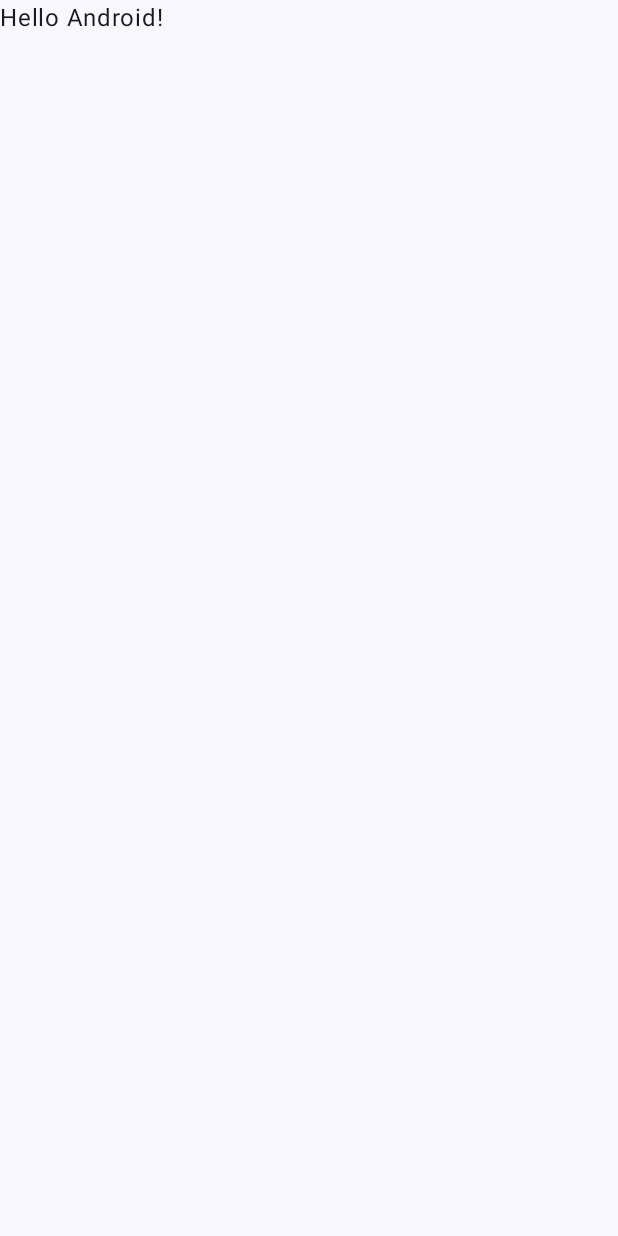
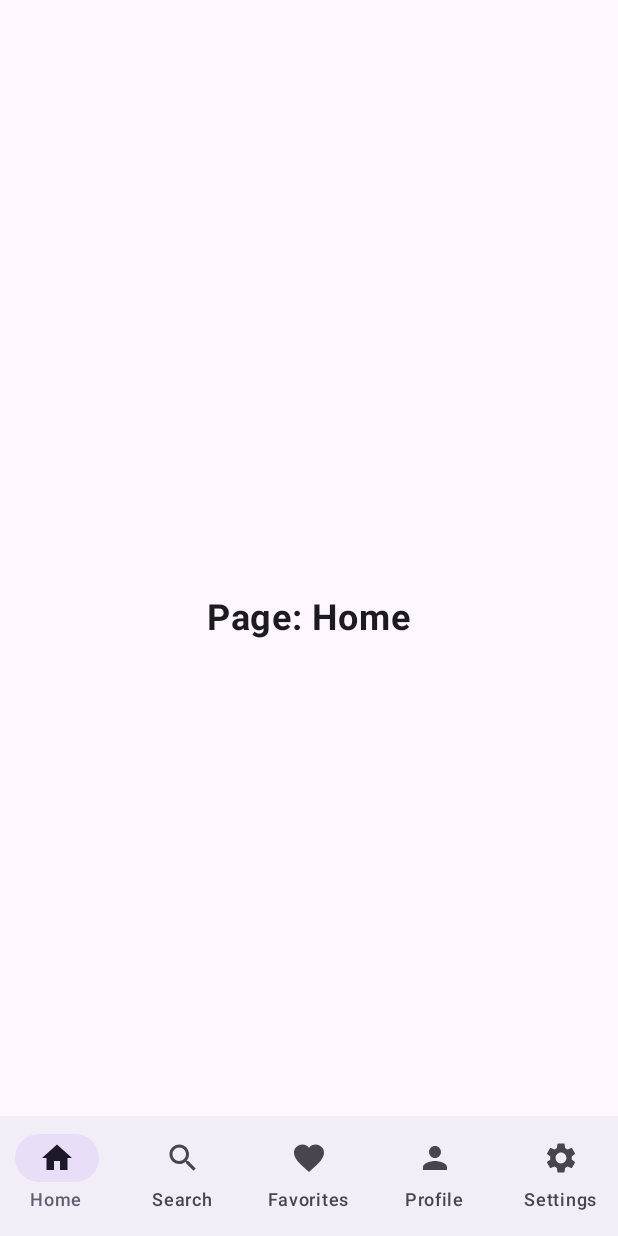
Before and after one commit to jimy0405111/pogoclone, an Android app built with Jetpack Compose: the screen it shows after launch (MainActivity), on a phone screen of 412 x 824 dp. Before the commit the screen is almost empty. Run offline under Robolectric (Android 15) with nearby library versions, the phone set to English and light mode, and no system bars.

Commit message:
home page

```diff
--- a/app/build.gradle.kts
+++ b/app/build.gradle.kts
@@ -6,7 +6,7 @@ plugins {
 
 android {
     namespace = "com.example.pogoclone"
-    compileSdk = 34
+    compileSdk = 35
 
     defaultConfig {
         applicationId = "com.example.pogoclone"
--- a/app/src/main/java/com/example/pogoclone/MainActivity.kt
+++ b/app/src/main/java/com/example/pogoclone/MainActivity.kt
@@ -1,47 +1,79 @@
 package com.example.pogoclone
+
 
 import android.os.Bundle
 import androidx.activity.ComponentActivity
 import androidx.activity.compose.setContent
-import androidx.activity.enableEdgeToEdge
+import androidx.compose.foundation.layout.Box
 import androidx.compose.foundation.layout.fillMaxSize
-import androidx.compose.foundation.layout.padding
-import androidx.compose.material3.Scaffold
-import androidx.compose.material3.Text
+import androidx.compose.material3.*
 import androidx.compose.runtime.Composable
+import androidx.compose.runtime.remember
+import androidx.compose.runtime.saveable.rememberSaveable
+import androidx.compose.ui.Alignment
 import androidx.compose.ui.Modifier
+import androidx.compose.ui.text.font.FontWeight
 import androidx.compose.ui.tooling.preview.Preview
-import com.example.pogoclone.ui.theme.PogocloneTheme
+import androidx.compose.ui.unit.sp
+import com.example.pogoclone.ui.theme.BottomNavigationDemoTheme
+import androidx.compose.material.icons.Icons
+import androidx.compose.material.icons.filled.Favorite
+import androidx.compose.material.icons.filled.Home
+import androidx.compose.material.icons.filled.Person
+import androidx.compose.material.icons.filled.Search
+import androidx.compose.material.icons.filled.Settings
+
 
 class MainActivity : ComponentActivity() {
     override fun onCreate(savedInstanceState: Bundle?) {
         super.onCreate(savedInstanceState)
-        enableEdgeToEdge()
         setContent {
-            PogocloneTheme {
-                Scaffold(modifier = Modifier.fillMaxSize()) { innerPadding ->
-                    Greeting(
-                        name = "Android",
-                        modifier = Modifier.padding(innerPadding)
-                    )
-                }
+            BottomNavigationDemoTheme {
+                BottomNavigationApp()
             }
         }
     }
 }
 
 @Composable
-fun Greeting(name: String, modifier: Modifier = Modifier) {
-    Text(
-        text = "Hello $name!",
-        modifier = modifier
+fun BottomNavigationApp() {
+    val items = listOf(
+        BottomNavItem.Home,
+        BottomNavItem.Search,
+        BottomNavItem.Favorites,
+        BottomNavItem.Profile,
+        BottomNavItem.Settings
     )
+    val selectedIndex = rememberSaveable { androidx.compose.runtime.mutableStateOf(0) }
+
+    Scaffold(
+        bottomBar = {
+            NavigationBar {
+                items.forEachIndexed { index, item ->
+                    NavigationBarItem(
+                        selected = selectedIndex.value == index,
+                        onClick = { selectedIndex.value = index },
+                        icon = { Icon(item.icon, contentDescription = item.title) },
+                        label = { Text(item.title) }
+                    )
+                }
+            }
+        }
+    ) { paddingValues ->
+        Box(modifier = Modifier.fillMaxSize(), contentAlignment = Alignment.Center) {
+            Text(
+                text = "Page: ${items[selectedIndex.value].title}",
+                fontSize = 24.sp,
+                fontWeight = FontWeight.Bold
+            )
+        }
+    }
 }
 
-@Preview(showBackground = true)
-@Composable
-fun GreetingPreview() {
-    PogocloneTheme {
-        Greeting("Android")
-    }
+enum class BottomNavItem(val title: String, val icon: androidx.compose.ui.graphics.vector.ImageVector) {
+    Home("Home", Icons.Default.Home),
+    Search("Search", Icons.Default.Search),
+    Favorites("Favorites", Icons.Default.Favorite),
+    Profile("Profile", Icons.Default.Person),
+    Settings("Settings", Icons.Default.Settings)
 }
--- a/app/src/main/java/com/example/pogoclone/ui/theme/Theme.kt
+++ b/app/src/main/java/com/example/pogoclone/ui/theme/Theme.kt
@@ -56,3 +56,20 @@ fun PogocloneTheme(
         content = content
     )
 }
+@Composable
+fun BottomNavigationDemoTheme(
+    darkTheme: Boolean = isSystemInDarkTheme(),
+    content: @Composable () -> Unit
+) {
+    val colors = if (darkTheme) {
+        DarkColorScheme
+    } else {
+        LightColorScheme
+    }
+
+    MaterialTheme(
+        colorScheme = colors,
+        typography = Typography,
+        content = content
+    )
+}
```
